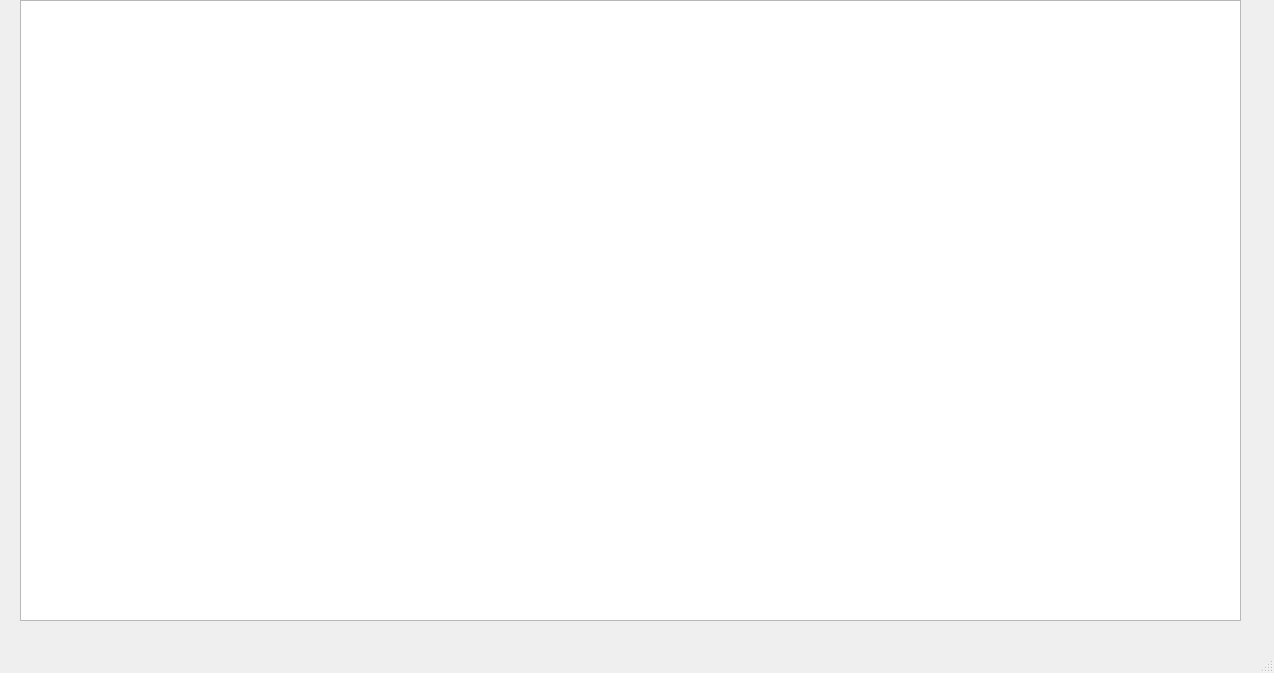
The window that visitswindow.ui (Reiveinor/CoachingRecords) describes before a commit, drawn with Qt 5.
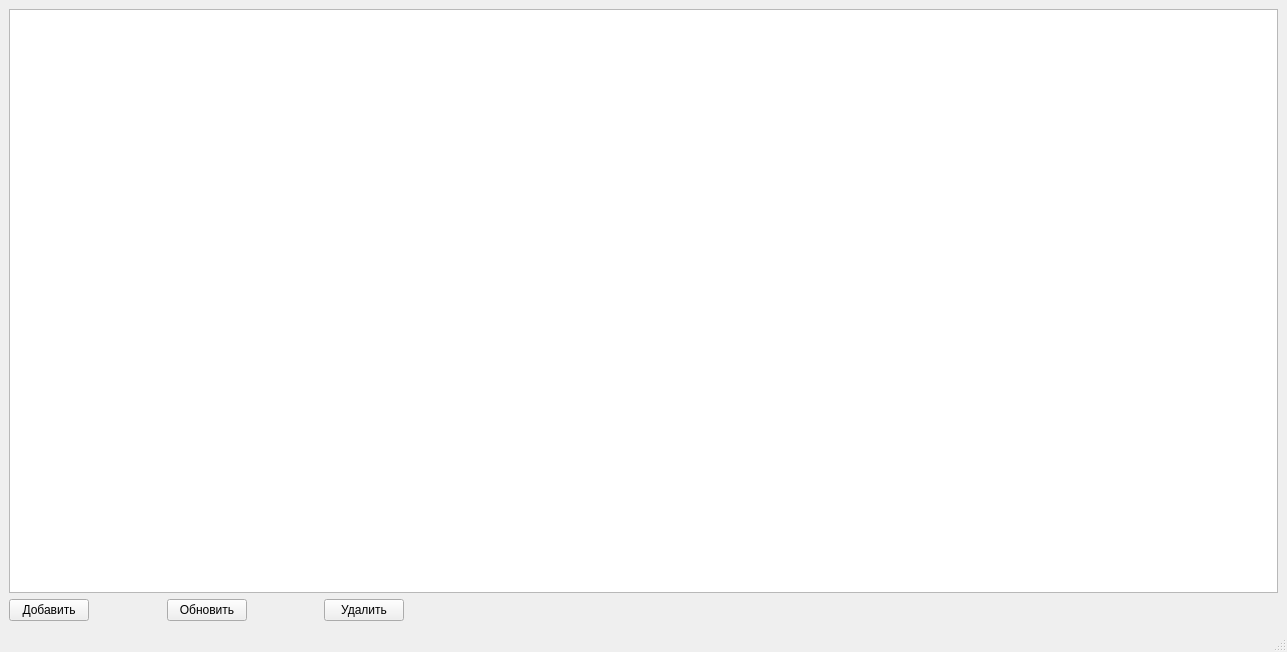
The same window after the commit.

Commit message: dovavlenie tableview nkopok

Diff of the .ui file:
```diff
--- a/visitswindow.ui
+++ b/visitswindow.ui
@@ -6,24 +6,79 @@
    <rect>
     <x>0</x>
     <y>0</y>
-    <width>1274</width>
-    <height>673</height>
+    <width>1287</width>
+    <height>652</height>
    </rect>
   </property>
   <property name="windowTitle">
    <string>MainWindow</string>
   </property>
   <widget class="QWidget" name="centralwidget">
-   <widget class="QTableView" name="visits_tableView">
-    <property name="geometry">
-     <rect>
-      <x>20</x>
-      <y>0</y>
-      <width>1221</width>
-      <height>621</height>
-     </rect>
-    </property>
-   </widget>
+   <layout class="QGridLayout" name="gridLayout_2">
+    <item row="0" column="0" colspan="6">
+     <widget class="QTableView" name="visits_tableView"/>
+    </item>
+    <item row="1" column="0">
+     <widget class="QPushButton" name="Add_Button">
+      <property name="text">
+       <string>Добавить</string>
+      </property>
+     </widget>
+    </item>
+    <item row="1" column="1">
+     <spacer name="horizontalSpacer">
+      <property name="orientation">
+       <enum>Qt::Horizontal</enum>
+      </property>
+      <property name="sizeHint" stdset="0">
+       <size>
+        <width>57</width>
+        <height>20</height>
+       </size>
+      </property>
+     </spacer>
+    </item>
+    <item row="1" column="2">
+     <widget class="QPushButton" name="update_Button">
+      <property name="text">
+       <string>Обновить</string>
+      </property>
+     </widget>
+    </item>
+    <item row="1" column="3">
+     <spacer name="horizontalSpacer_2">
+      <property name="orientation">
+       <enum>Qt::Horizontal</enum>
+      </property>
+      <property name="sizeHint" stdset="0">
+       <size>
+        <width>56</width>
+        <height>20</height>
+       </size>
+      </property>
+     </spacer>
+    </item>
+    <item row="1" column="4">
+     <widget class="QPushButton" name="delete_Button">
+      <property name="text">
+       <string>Удалить</string>
+      </property>
+     </widget>
+    </item>
+    <item row="1" column="5">
+     <spacer name="horizontalSpacer_3">
+      <property name="orientation">
+       <enum>Qt::Horizontal</enum>
+      </property>
+      <property name="sizeHint" stdset="0">
+       <size>
+        <width>868</width>
+        <height>20</height>
+       </size>
+      </property>
+     </spacer>
+    </item>
+   </layout>
   </widget>
   <widget class="QMenuBar" name="menubar">
    <property name="geometry">
```
Left out of the diff: 2 changed lines with no effect on the pictures. The commit also changes 2 other files.
